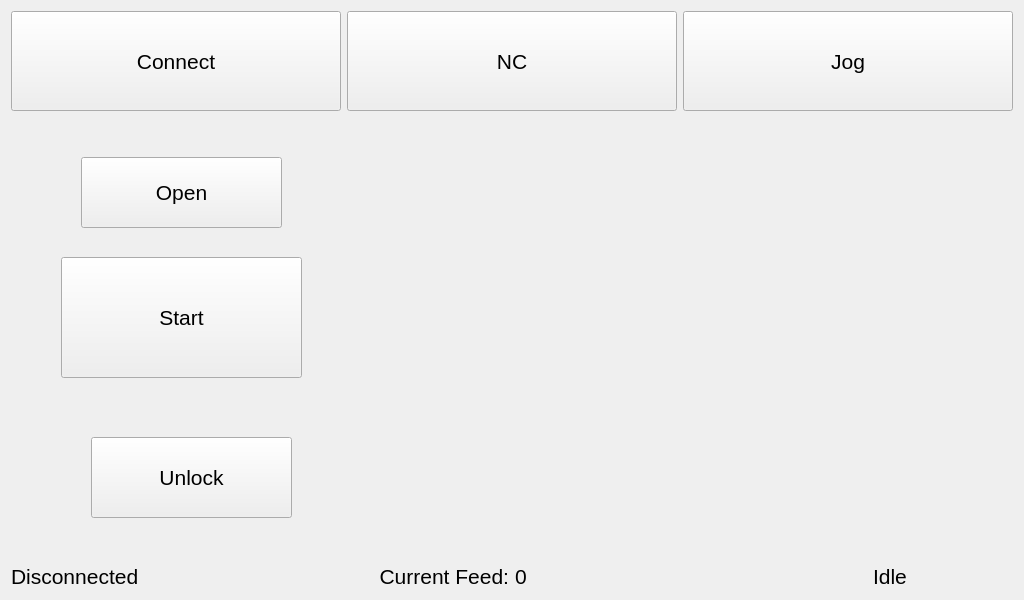
This is views/viewMain.ui in Begus001/PyCncTouch as Qt 5 draws it before an edit. The edited form follows.
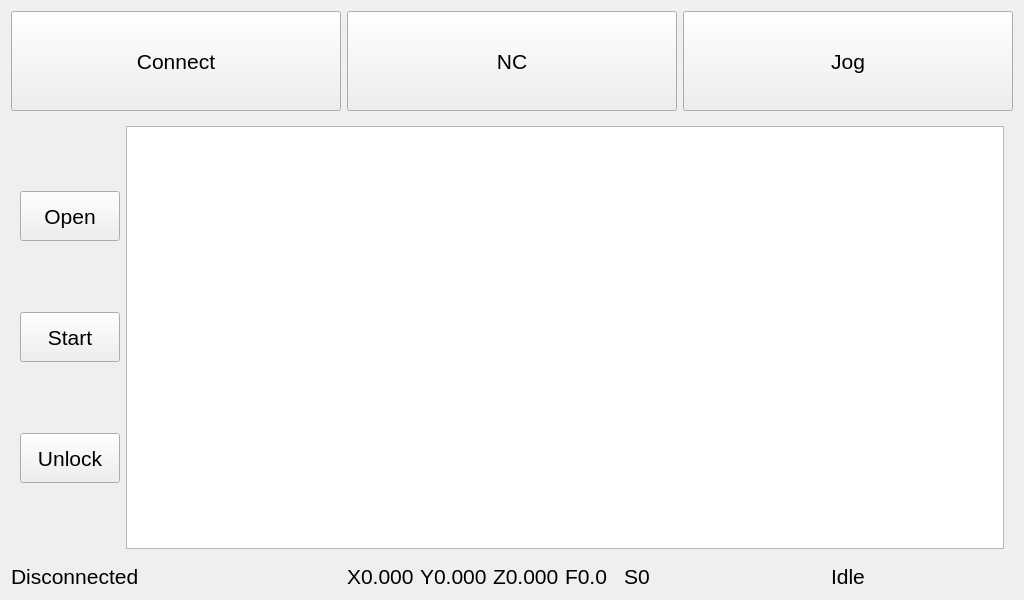
This is the edited form. The open tabs and pages were chosen to show the change. Custom widgets are drawn as their Qt base class.

What changed in the file:
```diff
--- a/views/viewMain.ui
+++ b/views/viewMain.ui
@@ -30,8 +30,6 @@
   <property name="windowTitle">
    <string>Form</string>
   </property>
-  <layout class="QHBoxLayout" name="horizontalLayout_4">
-   <item>
     <layout class="QVBoxLayout" name="verticalLayout_3">
      <item>
       <layout class="QHBoxLayout" name="horizontalLayout_3">
@@ -123,45 +121,58 @@
         </layout>
        </widget>
        <widget class="QWidget" name="pageNC">
+      <layout class="QHBoxLayout" name="horizontalLayout_10">
+       <item>
+        <layout class="QHBoxLayout" name="horizontalLayout_9">
+         <item>
+          <layout class="QVBoxLayout" name="verticalLayout_4">
+           <item>
         <widget class="QPushButton" name="btOpen">
-         <property name="geometry">
-          <rect>
-           <x>70</x>
-           <y>40</y>
-           <width>201</width>
-           <height>71</height>
-          </rect>
+             <property name="minimumSize">
+              <size>
+               <width>100</width>
+               <height>50</height>
+              </size>
          </property>
          <property name="text">
           <string>Open</string>
          </property>
         </widget>
+           </item>
+           <item>
         <widget class="QPushButton" name="btStart">
-         <property name="geometry">
-          <rect>
-           <x>50</x>
-           <y>140</y>
-           <width>241</width>
-           <height>121</height>
-          </rect>
+             <property name="minimumSize">
+              <size>
+               <width>100</width>
+               <height>50</height>
+              </size>
          </property>
          <property name="text">
           <string>Start</string>
          </property>
         </widget>
+           </item>
+           <item>
         <widget class="QPushButton" name="btUnlock">
-         <property name="geometry">
-          <rect>
-           <x>80</x>
-           <y>320</y>
-           <width>201</width>
-           <height>81</height>
-          </rect>
+             <property name="minimumSize">
+              <size>
+               <width>100</width>
+               <height>50</height>
+              </size>
          </property>
          <property name="text">
           <string>Unlock</string>
          </property>
         </widget>
+           </item>
+          </layout>
+         </item>
+         <item>
+          <widget class="QListWidget" name="listGcode"/>
+         </item>
+        </layout>
+       </item>
+      </layout>
        </widget>
        <widget class="QWidget" name="pageJog">
         <property name="enabled">
@@ -548,21 +559,43 @@
         </widget>
        </item>
        <item>
-        <widget class="QLabel" name="label_5">
+      <layout class="QHBoxLayout" name="horizontalLayout_4">
+       <item>
+        <widget class="QLabel" name="lbX">
          <property name="text">
-          <string>Current Feed:</string>
+          <string>X0.000</string>
          </property>
-         <property name="alignment">
-          <set>Qt::AlignRight|Qt::AlignTrailing|Qt::AlignVCenter</set>
+        </widget>
+       </item>
+       <item>
+        <widget class="QLabel" name="lbY">
+         <property name="text">
+          <string>Y0.000</string>
          </property>
         </widget>
        </item>
        <item>
-        <widget class="QLabel" name="lbCurrentFeed">
+        <widget class="QLabel" name="lbZ">
          <property name="text">
-          <string>0</string>
+          <string>Z0.000</string>
          </property>
         </widget>
+       </item>
+       <item>
+        <widget class="QLabel" name="lbF">
+         <property name="text">
+          <string>F0.0</string>
+         </property>
+        </widget>
+       </item>
+       <item>
+        <widget class="QLabel" name="lbS">
+         <property name="text">
+          <string>S0</string>
+         </property>
+        </widget>
+       </item>
+      </layout>
        </item>
        <item>
         <widget class="QLabel" name="lbState">
@@ -573,8 +606,6 @@
           <set>Qt::AlignCenter</set>
          </property>
         </widget>
-       </item>
-      </layout>
      </item>
     </layout>
    </item>
```
Lines whose indentation alone changed are shown as unchanged.
